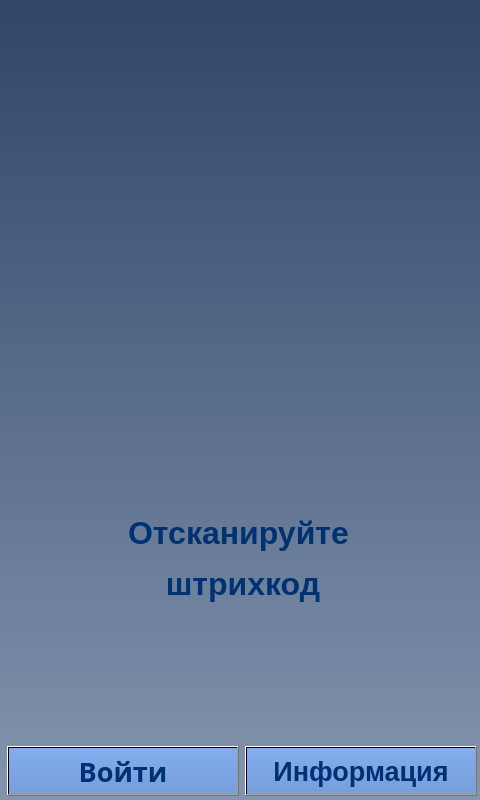
The window that client/GUI/ui/screen_1_welcome.ui (komrade2801/AutoSklad) describes before a commit, drawn with Qt 5.
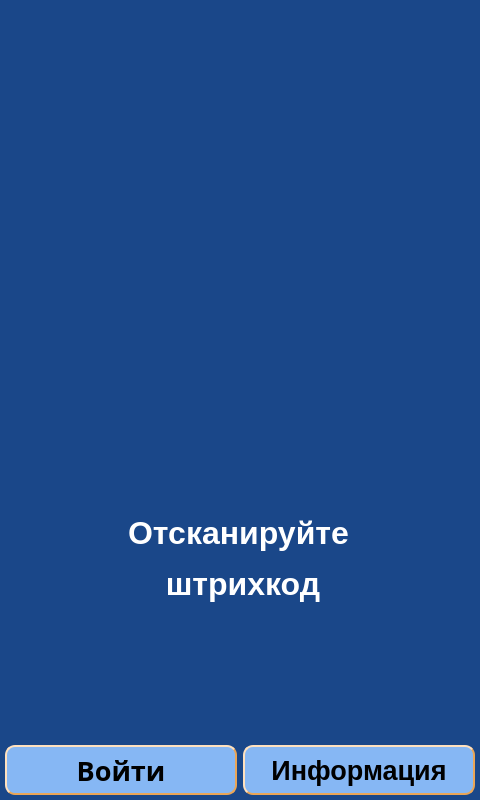
The same window after the commit. Icons and pictures are not drawn.

The edit to the form file:
```diff
--- a/client/GUI/ui/screen_1_welcome.ui
+++ b/client/GUI/ui/screen_1_welcome.ui
@@ -14,7 +14,31 @@
    <string>screen_1_welcome</string>
   </property>
   <property name="styleSheet">
-   <string notr="true">background-color: qlineargradient(spread:pad, x1:0.5, y1:0, x2:0.5, y2:1, stop:0 rgba(47, 70, 105, 255), stop:1 rgba(131, 149, 174, 255));</string>
+   <string notr="true">QWidget{
+	background-color: #1A4789;
+}
+QLabel {
+	background: none;
+	color: #FFFFFF;
+	border-width: 0px;
+	border-radius: 0px;
+}
+#background {
+	color: #FFFFFF;
+	background-color: #1A4789;
+	border-width: 2px;
+	border-style: groove;
+	border-color: #ff9923;
+	border-radius: 0px;
+}
+QPushButton {
+	color: #000000;
+	background-color: #86B7F4;
+	border-width: 2px;
+	border-style: outset;
+	border-color: #EAA657;
+	border-radius: 10px;
+}</string>
   </property>
   <widget class="QLabel" name="lbl_info_1">
    <property name="geometry">
@@ -31,9 +55,9 @@
       <colorrole role="WindowText">
        <brush brushstyle="SolidPattern">
         <color alpha="255">
-         <red>0</red>
-         <green>49</green>
-         <blue>114</blue>
+         <red>255</red>
+         <green>255</green>
+         <blue>255</blue>
         </color>
        </brush>
       </colorrole>
@@ -60,18 +84,18 @@
       <colorrole role="Text">
        <brush brushstyle="SolidPattern">
         <color alpha="255">
-         <red>0</red>
-         <green>49</green>
-         <blue>114</blue>
+         <red>255</red>
+         <green>255</green>
+         <blue>255</blue>
         </color>
        </brush>
       </colorrole>
       <colorrole role="ButtonText">
        <brush brushstyle="SolidPattern">
         <color alpha="255">
-         <red>0</red>
-         <green>49</green>
-         <blue>114</blue>
+         <red>255</red>
+         <green>255</green>
+         <blue>255</blue>
         </color>
        </brush>
       </colorrole>
@@ -118,9 +142,9 @@
       <colorrole role="PlaceholderText">
        <brush brushstyle="NoBrush">
         <color alpha="128">
-         <red>0</red>
-         <green>49</green>
-         <blue>114</blue>
+         <red>255</red>
+         <green>255</green>
+         <blue>255</blue>
         </color>
        </brush>
       </colorrole>
@@ -129,9 +153,9 @@
       <colorrole role="WindowText">
        <brush brushstyle="SolidPattern">
         <color alpha="255">
-         <red>0</red>
-         <green>49</green>
-         <blue>114</blue>
+         <red>255</red>
+         <green>255</green>
+         <blue>255</blue>
         </color>
        </brush>
       </colorrole>
@@ -158,18 +182,18 @@
       <colorrole role="Text">
        <brush brushstyle="SolidPattern">
         <color alpha="255">
-         <red>0</red>
-         <green>49</green>
-         <blue>114</blue>
+         <red>255</red>
+         <green>255</green>
+         <blue>255</blue>
         </color>
        </brush>
       </colorrole>
       <colorrole role="ButtonText">
        <brush brushstyle="SolidPattern">
         <color alpha="255">
-         <red>0</red>
-         <green>49</green>
-         <blue>114</blue>
+         <red>255</red>
+         <green>255</green>
+         <blue>255</blue>
         </color>
        </brush>
       </colorrole>
@@ -216,9 +240,9 @@
       <colorrole role="PlaceholderText">
        <brush brushstyle="NoBrush">
         <color alpha="128">
-         <red>0</red>
-         <green>49</green>
-         <blue>114</blue>
+         <red>255</red>
+         <green>255</green>
+         <blue>255</blue>
         </color>
        </brush>
       </colorrole>
@@ -227,9 +251,9 @@
       <colorrole role="WindowText">
        <brush brushstyle="SolidPattern">
         <color alpha="255">
-         <red>0</red>
-         <green>49</green>
-         <blue>114</blue>
+         <red>255</red>
+         <green>255</green>
+         <blue>255</blue>
         </color>
        </brush>
       </colorrole>
@@ -256,18 +280,18 @@
       <colorrole role="Text">
        <brush brushstyle="SolidPattern">
         <color alpha="255">
-         <red>0</red>
-         <green>49</green>
-         <blue>114</blue>
+         <red>255</red>
+         <green>255</green>
+         <blue>255</blue>
         </color>
        </brush>
       </colorrole>
       <colorrole role="ButtonText">
        <brush brushstyle="SolidPattern">
         <color alpha="255">
-         <red>0</red>
-         <green>49</green>
-         <blue>114</blue>
+         <red>255</red>
+         <green>255</green>
+         <blue>255</blue>
         </color>
        </brush>
       </colorrole>
@@ -314,9 +338,9 @@
       <colorrole role="PlaceholderText">
        <brush brushstyle="NoBrush">
         <color alpha="128">
-         <red>0</red>
-         <green>49</green>
-         <blue>114</blue>
+         <red>255</red>
+         <green>255</green>
+         <blue>255</blue>
         </color>
        </brush>
       </colorrole>
@@ -330,9 +354,8 @@
      <bold>true</bold>
     </font>
    </property>
-   <property name="styleSheet">
-    <string notr="true">color: rgb(0, 49, 114);
-background-color: qlineargradient(spread:pad, x1:0, y1:0, x2:1, y2:0, stop:0 rgba(0, 0, 0, 0), stop:1 rgba(255, 255, 255, 0));</string>
+   <property name="autoFillBackground">
+    <bool>false</bool>
    </property>
    <property name="text">
     <string>Отсканируйте</string>
@@ -356,9 +379,9 @@
       <colorrole role="WindowText">
        <brush brushstyle="SolidPattern">
         <color alpha="255">
-         <red>0</red>
-         <green>49</green>
-         <blue>114</blue>
+         <red>255</red>
+         <green>255</green>
+         <blue>255</blue>
         </color>
        </brush>
       </colorrole>
@@ -385,18 +408,18 @@
       <colorrole role="Text">
        <brush brushstyle="SolidPattern">
         <color alpha="255">
-         <red>0</red>
-         <green>49</green>
-         <blue>114</blue>
+         <red>255</red>
+         <green>255</green>
+         <blue>255</blue>
         </color>
        </brush>
       </colorrole>
       <colorrole role="ButtonText">
        <brush brushstyle="SolidPattern">
         <color alpha="255">
-         <red>0</red>
-         <green>49</green>
-         <blue>114</blue>
+         <red>255</red>
+         <green>255</green>
+         <blue>255</blue>
         </color>
        </brush>
       </colorrole>
@@ -443,9 +466,9 @@
       <colorrole role="PlaceholderText">
        <brush brushstyle="NoBrush">
         <color alpha="128">
-         <red>0</red>
-         <green>49</green>
-         <blue>114</blue>
+         <red>255</red>
+         <green>255</green>
+         <blue>255</blue>
         </color>
        </brush>
       </colorrole>
@@ -454,9 +477,9 @@
       <colorrole role="WindowText">
        <brush brushstyle="SolidPattern">
         <color alpha="255">
-         <red>0</red>
-         <green>49</green>
-         <blue>114</blue>
+         <red>255</red>
+         <green>255</green>
+         <blue>255</blue>
         </color>
        </brush>
       </colorrole>
@@ -483,18 +506,18 @@
       <colorrole role="Text">
        <brush brushstyle="SolidPattern">
         <color alpha="255">
-         <red>0</red>
-         <green>49</green>
-         <blue>114</blue>
+         <red>255</red>
+         <green>255</green>
+         <blue>255</blue>
         </color>
        </brush>
       </colorrole>
       <colorrole role="ButtonText">
        <brush brushstyle="SolidPattern">
         <color alpha="255">
-         <red>0</red>
-         <green>49</green>
-         <blue>114</blue>
+         <red>255</red>
+         <green>255</green>
+         <blue>255</blue>
         </color>
        </brush>
       </colorrole>
@@ -541,9 +564,9 @@
       <colorrole role="PlaceholderText">
        <brush brushstyle="NoBrush">
         <color alpha="128">
-         <red>0</red>
-         <green>49</green>
-         <blue>114</blue>
+         <red>255</red>
+         <green>255</green>
+         <blue>255</blue>
         </color>
        </brush>
       </colorrole>
@@ -552,9 +575,9 @@
       <colorrole role="WindowText">
        <brush brushstyle="SolidPattern">
         <color alpha="255">
-         <red>0</red>
-         <green>49</green>
-         <blue>114</blue>
+         <red>255</red>
+         <green>255</green>
+         <blue>255</blue>
         </color>
        </brush>
       </colorrole>
@@ -581,18 +604,18 @@
       <colorrole role="Text">
        <brush brushstyle="SolidPattern">
         <color alpha="255">
-         <red>0</red>
-         <green>49</green>
-         <blue>114</blue>
+         <red>255</red>
+         <green>255</green>
+         <blue>255</blue>
         </color>
        </brush>
       </colorrole>
       <colorrole role="ButtonText">
        <brush brushstyle="SolidPattern">
         <color alpha="255">
-         <red>0</red>
-         <green>49</green>
-         <blue>114</blue>
+         <red>255</red>
+         <green>255</green>
+         <blue>255</blue>
         </color>
        </brush>
       </colorrole>
@@ -639,9 +662,9 @@
       <colorrole role="PlaceholderText">
        <brush brushstyle="NoBrush">
         <color alpha="128">
-         <red>0</red>
-         <green>49</green>
-         <blue>114</blue>
+         <red>255</red>
+         <green>255</green>
+         <blue>255</blue>
         </color>
        </brush>
       </colorrole>
@@ -655,10 +678,6 @@
      <bold>true</bold>
     </font>
    </property>
-   <property name="styleSheet">
-    <string notr="true">color: rgb(0, 49, 114);
-background-color: qlineargradient(spread:pad, x1:0, y1:0, x2:1, y2:0, stop:0 rgba(0, 0, 0, 0), stop:1 rgba(255, 255, 255, 0));</string>
-   </property>
    <property name="text">
     <string> штрихкод</string>
    </property>
@@ -669,8 +688,8 @@
   <widget class="QPushButton" name="btn_help">
    <property name="geometry">
     <rect>
-     <x>245</x>
-     <y>746</y>
+     <x>243</x>
+     <y>745</y>
      <width>232</width>
      <height>50</height>
     </rect>
@@ -682,37 +701,26 @@
        <brush brushstyle="SolidPattern">
         <color alpha="255">
          <red>0</red>
-         <green>49</green>
-         <blue>114</blue>
+         <green>0</green>
+         <blue>0</blue>
         </color>
        </brush>
       </colorrole>
       <colorrole role="Button">
-       <brush brushstyle="LinearGradientPattern">
-        <gradient startx="0.500000000000000" starty="0.000000000000000" endx="0.500000000000000" endy="1.000000000000000" type="LinearGradient" spread="PadSpread" coordinatemode="ObjectBoundingMode">
-         <gradientstop position="0.000000000000000">
-          <color alpha="255">
-           <red>131</red>
-           <green>173</green>
-           <blue>239</blue>
-          </color>
-         </gradientstop>
-         <gradientstop position="1.000000000000000">
-          <color alpha="255">
-           <red>120</red>
-           <green>158</green>
-           <blue>217</blue>
-          </color>
-         </gradientstop>
-        </gradient>
+       <brush brushstyle="SolidPattern">
+        <color alpha="255">
+         <red>134</red>
+         <green>183</green>
+         <blue>244</blue>
+        </color>
        </brush>
       </colorrole>
       <colorrole role="Text">
        <brush brushstyle="SolidPattern">
         <color alpha="255">
          <red>0</red>
-         <green>49</green>
-         <blue>114</blue>
+         <green>0</green>
+         <blue>0</blue>
         </color>
        </brush>
       </colorrole>
@@ -720,57 +728,35 @@
        <brush brushstyle="SolidPattern">
         <color alpha="255">
          <red>0</red>
-         <green>49</green>
-         <blue>114</blue>
+         <green>0</green>
+         <blue>0</blue>
         </color>
        </brush>
       </colorrole>
       <colorrole role="Base">
-       <brush brushstyle="LinearGradientPattern">
-        <gradient startx="0.500000000000000" starty="0.000000000000000" endx="0.500000000000000" endy="1.000000000000000" type="LinearGradient" spread="PadSpread" coordinatemode="ObjectBoundingMode">
-         <gradientstop position="0.000000000000000">
-          <color alpha="255">
-           <red>131</red>
-           <green>173</green>
-           <blue>239</blue>
-          </color>
-         </gradientstop>
-         <gradientstop position="1.000000000000000">
-          <color alpha="255">
-           <red>120</red>
-           <green>158</green>
-           <blue>217</blue>
-          </color>
-         </gradientstop>
-        </gradient>
+       <brush brushstyle="SolidPattern">
+        <color alpha="255">
+         <red>134</red>
+         <green>183</green>
+         <blue>244</blue>
+        </color>
        </brush>
       </colorrole>
       <colorrole role="Window">
-       <brush brushstyle="LinearGradientPattern">
-        <gradient startx="0.500000000000000" starty="0.000000000000000" endx="0.500000000000000" endy="1.000000000000000" type="LinearGradient" spread="PadSpread" coordinatemode="ObjectBoundingMode">
-         <gradientstop position="0.000000000000000">
-          <color alpha="255">
-           <red>131</red>
-           <green>173</green>
-           <blue>239</blue>
-          </color>
-         </gradientstop>
-         <gradientstop position="1.000000000000000">
-          <color alpha="255">
-           <red>120</red>
-           <green>158</green>
-           <blue>217</blue>
-          </color>
-         </gradientstop>
-        </gradient>
+       <brush brushstyle="SolidPattern">
+        <color alpha="255">
+         <red>134</red>
+         <green>183</green>
+         <blue>244</blue>
+        </color>
        </brush>
       </colorrole>
       <colorrole role="PlaceholderText">
        <brush brushstyle="NoBrush">
         <color alpha="128">
          <red>0</red>
-         <green>49</green>
-         <blue>114</blue>
+         <green>0</green>
+         <blue>0</blue>
         </color>
        </brush>
       </colorrole>
@@ -780,37 +766,26 @@
        <brush brushstyle="SolidPattern">
         <color alpha="255">
          <red>0</red>
-         <green>49</green>
-         <blue>114</blue>
+         <green>0</green>
+         <blue>0</blue>
         </color>
        </brush>
       </colorrole>
       <colorrole role="Button">
-       <brush brushstyle="LinearGradientPattern">
-        <gradient startx="0.500000000000000" starty="0.000000000000000" endx="0.500000000000000" endy="1.000000000000000" type="LinearGradient" spread="PadSpread" coordinatemode="ObjectBoundingMode">
-         <gradientstop position="0.000000000000000">
-          <color alpha="255">
-           <red>131</red>
-           <green>173</green>
-           <blue>239</blue>
-          </color>
-         </gradientstop>
-         <gradientstop position="1.000000000000000">
-          <color alpha="255">
-           <red>120</red>
-           <green>158</green>
-           <blue>217</blue>
-          </color>
-         </gradientstop>
-        </gradient>
+       <brush brushstyle="SolidPattern">
+        <color alpha="255">
+         <red>134</red>
+         <green>183</green>
+         <blue>244</blue>
+        </color>
        </brush>
       </colorrole>
       <colorrole role="Text">
        <brush brushstyle="SolidPattern">
         <color alpha="255">
          <red>0</red>
-         <green>49</green>
-         <blue>114</blue>
+         <green>0</green>
+         <blue>0</blue>
         </color>
        </brush>
       </colorrole>
@@ -818,57 +793,35 @@
        <brush brushstyle="SolidPattern">
         <color alpha="255">
          <red>0</red>
-         <green>49</green>
-         <blue>114</blue>
+         <green>0</green>
+         <blue>0</blue>
         </color>
        </brush>
       </colorrole>
       <colorrole role="Base">
-       <brush brushstyle="LinearGradientPattern">
-        <gradient startx="0.500000000000000" starty="0.000000000000000" endx="0.500000000000000" endy="1.000000000000000" type="LinearGradient" spread="PadSpread" coordinatemode="ObjectBoundingMode">
-         <gradientstop position="0.000000000000000">
-          <color alpha="255">
-           <red>131</red>
-           <green>173</green>
-           <blue>239</blue>
-          </color>
-         </gradientstop>
-         <gradientstop position="1.000000000000000">
-          <color alpha="255">
-           <red>120</red>
-           <green>158</green>
-           <blue>217</blue>
-          </color>
-         </gradientstop>
-        </gradient>
+       <brush brushstyle="SolidPattern">
+        <color alpha="255">
+         <red>134</red>
+         <green>183</green>
+         <blue>244</blue>
+        </color>
        </brush>
       </colorrole>
       <colorrole role="Window">
-       <brush brushstyle="LinearGradientPattern">
-        <gradient startx="0.500000000000000" starty="0.000000000000000" endx="0.500000000000000" endy="1.000000000000000" type="LinearGradient" spread="PadSpread" coordinatemode="ObjectBoundingMode">
-         <gradientstop position="0.000000000000000">
-          <color alpha="255">
-           <red>131</red>
-           <green>173</green>
-           <blue>239</blue>
-          </color>
-         </gradientstop>
-         <gradientstop position="1.000000000000000">
-          <color alpha="255">
-           <red>120</red>
-           <green>158</green>
-           <blue>217</blue>
-          </color>
-         </gradientstop>
-        </gradient>
+       <brush brushstyle="SolidPattern">
+        <color alpha="255">
+         <red>134</red>
+         <green>183</green>
+         <blue>244</blue>
+        </color>
        </brush>
       </colorrole>
       <colorrole role="PlaceholderText">
        <brush brushstyle="NoBrush">
         <color alpha="128">
          <red>0</red>
-         <green>49</green>
-         <blue>114</blue>
+         <green>0</green>
+         <blue>0</blue>
         </color>
        </brush>
       </colorrole>
@@ -878,37 +831,26 @@
        <brush brushstyle="SolidPattern">
         <color alpha="255">
          <red>0</red>
-         <green>49</green>
-         <blue>114</blue>
+         <green>0</green>
+         <blue>0</blue>
         </color>
        </brush>
       </colorrole>
       <colorrole role="Button">
-       <brush brushstyle="LinearGradientPattern">
-        <gradient startx="0.500000000000000" starty="0.000000000000000" endx="0.500000000000000" endy="1.000000000000000" type="LinearGradient" spread="PadSpread" coordinatemode="ObjectBoundingMode">
-         <gradientstop position="0.000000000000000">
-          <color alpha="255">
-           <red>131</red>
-           <green>173</green>
-           <blue>239</blue>
-          </color>
-         </gradientstop>
-         <gradientstop position="1.000000000000000">
-          <color alpha="255">
-           <red>120</red>
-           <green>158</green>
-           <blue>217</blue>
-          </color>
-         </gradientstop>
-        </gradient>
+       <brush brushstyle="SolidPattern">
+        <color alpha="255">
+         <red>134</red>
+         <green>183</green>
+         <blue>244</blue>
+        </color>
        </brush>
       </colorrole>
       <colorrole role="Text">
        <brush brushstyle="SolidPattern">
         <color alpha="255">
          <red>0</red>
-         <green>49</green>
-         <blue>114</blue>
+         <green>0</green>
+         <blue>0</blue>
         </color>
        </brush>
       </colorrole>
@@ -916,57 +858,35 @@
        <brush brushstyle="SolidPattern">
         <color alpha="255">
          <red>0</red>
-         <green>49</green>
-         <blue>114</blue>
+         <green>0</green>
+         <blue>0</blue>
         </color>
        </brush>
       </colorrole>
       <colorrole role="Base">
-       <brush brushstyle="LinearGradientPattern">
-        <gradient startx="0.500000000000000" starty="0.000000000000000" endx="0.500000000000000" endy="1.000000000000000" type="LinearGradient" spread="PadSpread" coordinatemode="ObjectBoundingMode">
-         <gradientstop position="0.000000000000000">
-          <color alpha="255">
-           <red>131</red>
-           <green>173</green>
-           <blue>239</blue>
-          </color>
-         </gradientstop>
-         <gradientstop position="1.000000000000000">
-          <color alpha="255">
-           <red>120</red>
-           <green>158</green>
-           <blue>217</blue>
-          </color>
-         </gradientstop>
-        </gradient>
+       <brush brushstyle="SolidPattern">
+        <color alpha="255">
+         <red>134</red>
+         <green>183</green>
+         <blue>244</blue>
+        </color>
        </brush>
       </colorrole>
       <colorrole role="Window">
-       <brush brushstyle="LinearGradientPattern">
-        <gradient startx="0.500000000000000" starty="0.000000000000000" endx="0.500000000000000" endy="1.000000000000000" type="LinearGradient" spread="PadSpread" coordinatemode="ObjectBoundingMode">
-         <gradientstop position="0.000000000000000">
-          <color alpha="255">
-           <red>131</red>
-           <green>173</green>
-           <blue>239</blue>
-          </color>
-         </gradientstop>
-         <gradientstop position="1.000000000000000">
-          <color alpha="255">
-           <red>120</red>
-           <green>158</green>
-           <blue>217</blue>
-          </color>
-         </gradientstop>
-        </gradient>
+       <brush brushstyle="SolidPattern">
+        <color alpha="255">
+         <red>134</red>
+         <green>183</green>
+         <blue>244</blue>
+        </color>
        </brush>
       </colorrole>
       <colorrole role="PlaceholderText">
        <brush brushstyle="NoBrush">
         <color alpha="128">
          <red>0</red>
-         <green>49</green>
-         <blue>114</blue>
+         <green>0</green>
+         <blue>0</blue>
         </color>
        </brush>
       </colorrole>
@@ -986,10 +906,6 @@
    <property name="layoutDirection">
     <enum>Qt::LeftToRight</enum>
    </property>
-   <property name="styleSheet">
-    <string notr="true">background-color: qlineargradient(spread:pad, x1:0.5, y1:0, x2:0.5, y2:1, stop:0 rgba(131, 173, 239, 255), stop:1 rgba(120, 158, 217, 255));
-color: rgb(0, 49, 114);</string>
-   </property>
    <property name="text">
     <string>Информация</string>
    </property>
@@ -997,8 +913,8 @@
   <widget class="QPushButton" name="btn_authorization">
    <property name="geometry">
     <rect>
-     <x>7</x>
-     <y>746</y>
+     <x>5</x>
+     <y>745</y>
      <width>232</width>
      <height>50</height>
     </rect>
@@ -1010,37 +926,26 @@
        <brush brushstyle="SolidPattern">
         <color alpha="255">
          <red>0</red>
-         <green>49</green>
-         <blue>114</blue>
+         <green>0</green>
+         <blue>0</blue>
         </color>
        </brush>
       </colorrole>
       <colorrole role="Button">
-       <brush brushstyle="LinearGradientPattern">
-        <gradient startx="0.500000000000000" starty="0.000000000000000" endx="0.500000000000000" endy="1.000000000000000" type="LinearGradient" spread="PadSpread" coordinatemode="ObjectBoundingMode">
-         <gradientstop position="0.000000000000000">
-          <color alpha="255">
-           <red>131</red>
-           <green>173</green>
-           <blue>239</blue>
-          </color>
-         </gradientstop>
-         <gradientstop position="1.000000000000000">
-          <color alpha="255">
-           <red>120</red>
-           <green>158</green>
-           <blue>217</blue>
-          </color>
-         </gradientstop>
-        </gradient>
+       <brush brushstyle="SolidPattern">
+        <color alpha="255">
+         <red>134</red>
+         <green>183</green>
+         <blue>244</blue>
+        </color>
        </brush>
       </colorrole>
       <colorrole role="Text">
        <brush brushstyle="SolidPattern">
         <color alpha="255">
          <red>0</red>
-         <green>49</green>
-         <blue>114</blue>
+         <green>0</green>
+         <blue>0</blue>
         </color>
        </brush>
       </colorrole>
@@ -1048,57 +953,35 @@
        <brush brushstyle="SolidPattern">
         <color alpha="255">
          <red>0</red>
-         <green>49</green>
-         <blue>114</blue>
+         <green>0</green>
+         <blue>0</blue>
         </color>
        </brush>
       </colorrole>
       <colorrole role="Base">
-       <brush brushstyle="LinearGradientPattern">
-        <gradient startx="0.500000000000000" starty="0.000000000000000" endx="0.500000000000000" endy="1.000000000000000" type="LinearGradient" spread="PadSpread" coordinatemode="ObjectBoundingMode">
-         <gradientstop position="0.000000000000000">
-          <color alpha="255">
-           <red>131</red>
-           <green>173</green>
-           <blue>239</blue>
-          </color>
-         </gradientstop>
-         <gradientstop position="1.000000000000000">
-          <color alpha="255">
-           <red>120</red>
-           <green>158</green>
-           <blue>217</blue>
-          </color>
-         </gradientstop>
-        </gradient>
+       <brush brushstyle="SolidPattern">
+        <color alpha="255">
+         <red>134</red>
+         <green>183</green>
+         <blue>244</blue>
+        </color>
        </brush>
       </colorrole>
       <colorrole role="Window">
-       <brush brushstyle="LinearGradientPattern">
-        <gradient startx="0.500000000000000" starty="0.000000000000000" endx="0.500000000000000" endy="1.000000000000000" type="LinearGradient" spread="PadSpread" coordinatemode="ObjectBoundingMode">
-         <gradientstop position="0.000000000000000">
-          <color alpha="255">
-           <red>131</red>
-           <green>173</green>
-           <blue>239</blue>
-          </color>
-         </gradientstop>
-         <gradientstop position="1.000000000000000">
-          <color alpha="255">
-           <red>120</red>
-           <green>158</green>
-           <blue>217</blue>
-          </color>
-         </gradientstop>
-        </gradient>
+       <brush brushstyle="SolidPattern">
+        <color alpha="255">
+         <red>134</red>
+         <green>183</green>
+         <blue>244</blue>
+        </color>
        </brush>
       </colorrole>
       <colorrole role="PlaceholderText">
        <brush brushstyle="NoBrush">
         <color alpha="128">
          <red>0</red>
-         <green>49</green>
-         <blue>114</blue>
+         <green>0</green>
+         <blue>0</blue>
         </color>
        </brush>
       </colorrole>
@@ -1108,37 +991,26 @@
        <brush brushstyle="SolidPattern">
         <color alpha="255">
          <red>0</red>
-         <green>49</green>
-         <blue>114</blue>
+         <green>0</green>
+         <blue>0</blue>
         </color>
        </brush>
       </colorrole>
       <colorrole role="Button">
-       <brush brushstyle="LinearGradientPattern">
-        <gradient startx="0.500000000000000" starty="0.000000000000000" endx="0.500000000000000" endy="1.000000000000000" type="LinearGradient" spread="PadSpread" coordinatemode="ObjectBoundingMode">
-         <gradientstop position="0.000000000000000">
-          <color alpha="255">
-           <red>131</red>
-           <green>173</green>
-           <blue>239</blue>
-          </color>
-         </gradientstop>
-         <gradientstop position="1.000000000000000">
-          <color alpha="255">
-           <red>120</red>
-           <green>158</green>
-           <blue>217</blue>
-          </color>
-         </gradientstop>
-        </gradient>
+       <brush brushstyle="SolidPattern">
+        <color alpha="255">
+         <red>134</red>
+         <green>183</green>
+         <blue>244</blue>
+        </color>
        </brush>
       </colorrole>
       <colorrole role="Text">
        <brush brushstyle="SolidPattern">
         <color alpha="255">
          <red>0</red>
-         <green>49</green>
-         <blue>114</blue>
+         <green>0</green>
+         <blue>0</blue>
         </color>
        </brush>
       </colorrole>
@@ -1146,57 +1018,35 @@
        <brush brushstyle="SolidPattern">
         <color alpha="255">
          <red>0</red>
-         <green>49</green>
-         <blue>114</blue>
+         <green>0</green>
+         <blue>0</blue>
         </color>
        </brush>
       </colorrole>
       <colorrole role="Base">
-       <brush brushstyle="LinearGradientPattern">
-        <gradient startx="0.500000000000000" starty="0.000000000000000" endx="0.500000000000000" endy="1.000000000000000" type="LinearGradient" spread="PadSpread" coordinatemode="ObjectBoundingMode">
-         <gradientstop position="0.000000000000000">
-          <color alpha="255">
-           <red>131</red>
-           <green>173</green>
-           <blue>239</blue>
-          </color>
-         </gradientstop>
-         <gradientstop position="1.000000000000000">
-          <color alpha="255">
-           <red>120</red>
-           <green>158</green>
-           <blue>217</blue>
-          </color>
-         </gradientstop>
-        </gradient>
+       <brush brushstyle="SolidPattern">
+        <color alpha="255">
+         <red>134</red>
+         <green>183</green>
+         <blue>244</blue>
+        </color>
        </brush>
       </colorrole>
       <colorrole role="Window">
-       <brush brushstyle="LinearGradientPattern">
-        <gradient startx="0.500000000000000" starty="0.000000000000000" endx="0.500000000000000" endy="1.000000000000000" type="LinearGradient" spread="PadSpread" coordinatemode="ObjectBoundingMode">
-         <gradientstop position="0.000000000000000">
-          <color alpha="255">
-           <red>131</red>
-           <green>173</green>
-           <blue>239</blue>
-          </color>
-         </gradientstop>
-         <gradientstop position="1.000000000000000">
-          <color alpha="255">
-           <red>120</red>
-           <green>158</green>
-           <blue>217</blue>
-          </color>
-         </gradientstop>
-        </gradient>
+       <brush brushstyle="SolidPattern">
+        <color alpha="255">
+         <red>134</red>
+         <green>183</green>
+         <blue>244</blue>
+        </color>
        </brush>
       </colorrole>
       <colorrole role="PlaceholderText">
        <brush brushstyle="NoBrush">
         <color alpha="128">
          <red>0</red>
-         <green>49</green>
-         <blue>114</blue>
+         <green>0</green>
+         <blue>0</blue>
         </color>
        </brush>
       </colorrole>
@@ -1206,37 +1056,26 @@
        <brush brushstyle="SolidPattern">
         <color alpha="255">
          <red>0</red>
-         <green>49</green>
-         <blue>114</blue>
+         <green>0</green>
+         <blue>0</blue>
         </color>
        </brush>
       </colorrole>
       <colorrole role="Button">
-       <brush brushstyle="LinearGradientPattern">
-        <gradient startx="0.500000000000000" starty="0.000000000000000" endx="0.500000000000000" endy="1.000000000000000" type="LinearGradient" spread="PadSpread" coordinatemode="ObjectBoundingMode">
-         <gradientstop position="0.000000000000000">
-          <color alpha="255">
-           <red>131</red>
-           <green>173</green>
-           <blue>239</blue>
-          </color>
-         </gradientstop>
-         <gradientstop position="1.000000000000000">
-          <color alpha="255">
-           <red>120</red>
-           <green>158</green>
-           <blue>217</blue>
-          </color>
-         </gradientstop>
-        </gradient>
+       <brush brushstyle="SolidPattern">
+        <color alpha="255">
+         <red>134</red>
+         <green>183</green>
+         <blue>244</blue>
+        </color>
        </brush>
       </colorrole>
       <colorrole role="Text">
        <brush brushstyle="SolidPattern">
         <color alpha="255">
          <red>0</red>
-         <green>49</green>
-         <blue>114</blue>
+         <green>0</green>
+         <blue>0</blue>
         </color>
        </brush>
       </colorrole>
@@ -1244,57 +1083,35 @@
        <brush brushstyle="SolidPattern">
         <color alpha="255">
          <red>0</red>
-         <green>49</green>
-         <blue>114</blue>
+         <green>0</green>
+         <blue>0</blue>
         </color>
        </brush>
       </colorrole>
       <colorrole role="Base">
-       <brush brushstyle="LinearGradientPattern">
-        <gradient startx="0.500000000000000" starty="0.000000000000000" endx="0.500000000000000" endy="1.000000000000000" type="LinearGradient" spread="PadSpread" coordinatemode="ObjectBoundingMode">
-         <gradientstop position="0.000000000000000">
-          <color alpha="255">
-           <red>131</red>
-           <green>173</green>
-           <blue>239</blue>
-          </color>
-         </gradientstop>
-         <gradientstop position="1.000000000000000">
-          <color alpha="255">
-           <red>120</red>
-           <green>158</green>
-           <blue>217</blue>
-          </color>
-         </gradientstop>
-        </gradient>
+       <brush brushstyle="SolidPattern">
+        <color alpha="255">
+         <red>134</red>
+         <green>183</green>
+         <blue>244</blue>
+        </color>
        </brush>
       </colorrole>
       <colorrole role="Window">
-       <brush brushstyle="LinearGradientPattern">
-        <gradient startx="0.500000000000000" starty="0.000000000000000" endx="0.500000000000000" endy="1.000000000000000" type="LinearGradient" spread="PadSpread" coordinatemode="ObjectBoundingMode">
-         <gradientstop position="0.000000000000000">
-          <color alpha="255">
-           <red>131</red>
-           <green>173</green>
-           <blue>239</blue>
-          </color>
-         </gradientstop>
-         <gradientstop position="1.000000000000000">
-          <color alpha="255">
-           <red>120</red>
-           <green>158</green>
-           <blue>217</blue>
-          </color>
-         </gradientstop>
-        </gradient>
+       <brush brushstyle="SolidPattern">
+        <color alpha="255">
+         <red>134</red>
+         <green>183</green>
+         <blue>244</blue>
+        </color>
        </brush>
       </colorrole>
       <colorrole role="PlaceholderText">
        <brush brushstyle="NoBrush">
         <color alpha="128">
          <red>0</red>
-         <green>49</green>
-         <blue>114</blue>
+         <green>0</green>
+         <blue>0</blue>
         </color>
        </brush>
       </colorrole>
@@ -1315,10 +1132,6 @@
    <property name="layoutDirection">
     <enum>Qt::LeftToRight</enum>
    </property>
-   <property name="styleSheet">
-    <string notr="true">background-color: qlineargradient(spread:pad, x1:0.5, y1:0, x2:0.5, y2:1, stop:0 rgba(131, 173, 239, 255), stop:1 rgba(120, 158, 217, 255));
-color: rgb(0, 49, 114);</string>
-   </property>
    <property name="text">
     <string>Войти</string>
    </property>
@@ -1338,9 +1151,6 @@
      <verstretch>0</verstretch>
     </sizepolicy>
    </property>
-   <property name="styleSheet">
-    <string notr="true">background-color: qlineargradient(spread:pad, x1:0, y1:0, x2:1, y2:0, stop:0 rgba(0, 0, 0, 0), stop:1 rgba(255, 255, 255, 0));</string>
-   </property>
    <property name="text">
     <string/>
    </property>
```
